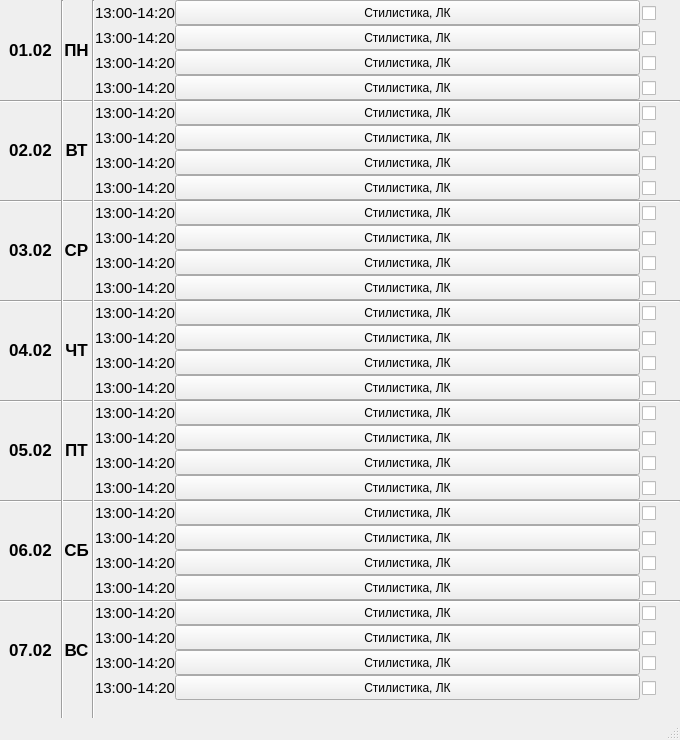
The window that View/ui/schedule.ui (TemKaa1337/pyqt-class-schedule) describes before a commit, drawn with Qt 5.
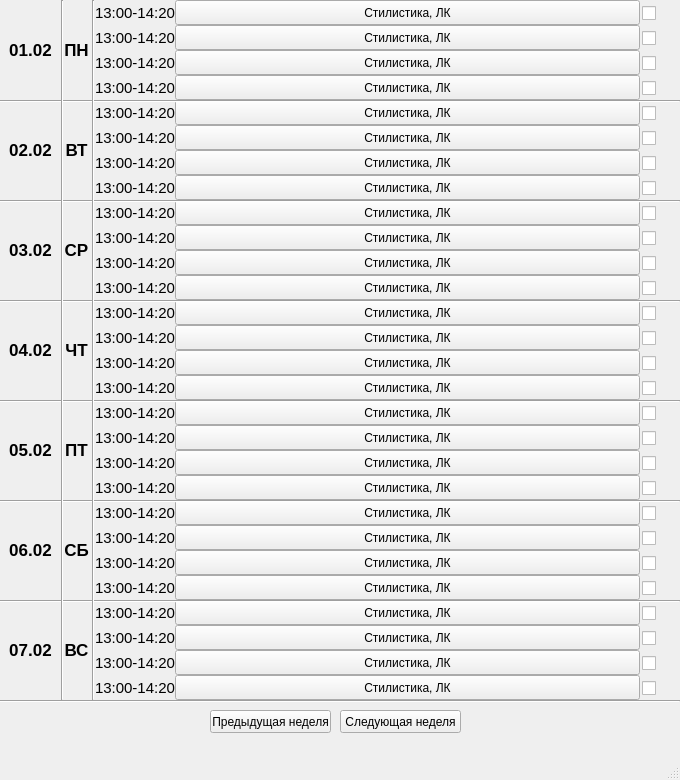
The same window after the commit.

```diff
--- a/View/ui/schedule.ui
+++ b/View/ui/schedule.ui
@@ -7,19 +7,19 @@
     <x>0</x>
     <y>0</y>
     <width>680</width>
-    <height>740</height>
+    <height>780</height>
    </rect>
   </property>
   <property name="minimumSize">
    <size>
     <width>680</width>
-    <height>740</height>
+    <height>780</height>
    </size>
   </property>
   <property name="maximumSize">
    <size>
     <width>680</width>
-    <height>740</height>
+    <height>780</height>
    </size>
   </property>
   <property name="baseSize">
@@ -832,7 +832,7 @@
       <x>61</x>
       <y>0</y>
       <width>3</width>
-      <height>750</height>
+      <height>700</height>
      </rect>
     </property>
     <property name="orientation">
@@ -1377,7 +1377,7 @@
       <x>92</x>
       <y>0</y>
       <width>3</width>
-      <height>750</height>
+      <height>700</height>
      </rect>
     </property>
     <property name="orientation">
@@ -1888,6 +1888,45 @@
      <string>13:00-14:20</string>
     </property>
    </widget>
+   <widget class="Line" name="line_9">
+    <property name="geometry">
+     <rect>
+      <x>0</x>
+      <y>700</y>
+      <width>680</width>
+      <height>3</height>
+     </rect>
+    </property>
+    <property name="orientation">
+     <enum>Qt::Horizontal</enum>
+    </property>
+   </widget>
+   <widget class="QPushButton" name="nextWeekButton">
+    <property name="geometry">
+     <rect>
+      <x>340</x>
+      <y>710</y>
+      <width>121</width>
+      <height>23</height>
+     </rect>
+    </property>
+    <property name="text">
+     <string>Следующая неделя</string>
+    </property>
+   </widget>
+   <widget class="QPushButton" name="prevWeekButton">
+    <property name="geometry">
+     <rect>
+      <x>210</x>
+      <y>710</y>
+      <width>121</width>
+      <height>23</height>
+     </rect>
+    </property>
+    <property name="text">
+     <string>Предыдущая неделя</string>
+    </property>
+   </widget>
   </widget>
   <widget class="QMenuBar" name="menubar">
    <property name="geometry">
```
Left out of the diff: 168 changed lines with no effect on the pictures.
